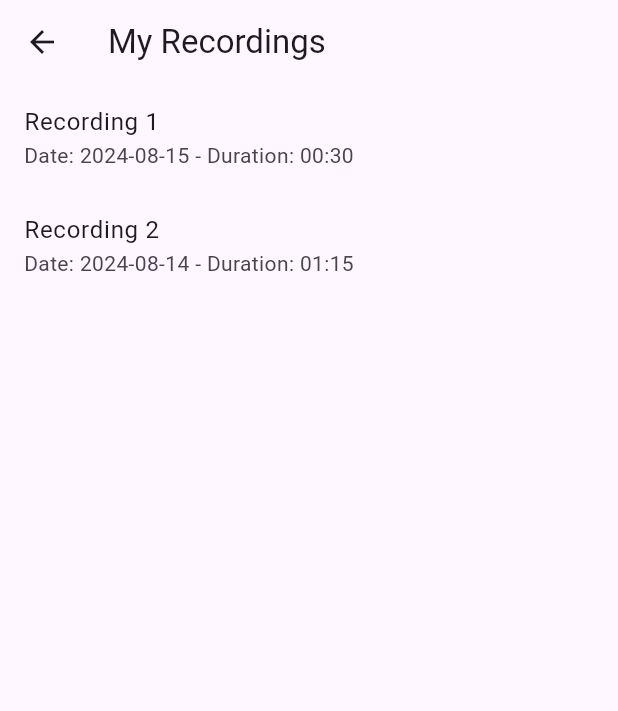
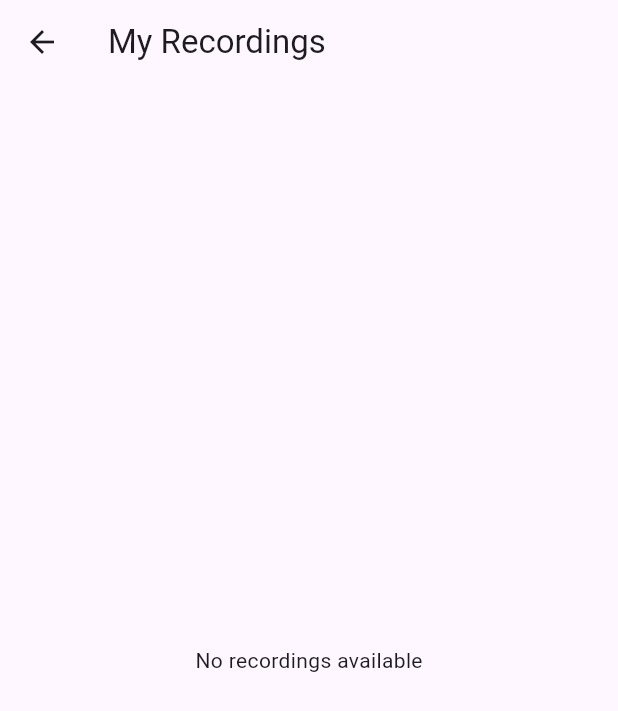
Before and after one commit to kichuman28/koode_v2, a Flutter app: the RecordingsListPage screen opened by its route, on a phone screen of 412 x 824 dp. Shown: the top 711 px of the screen. Run offline on Flutter 3.47's test engine with Material 3 defaults, Android fonts, the light colour scheme and no system bars; our stand-ins replace hive, hive_flutter, just_audio; missing offline and left inert: record; accounts and stored records are empty.

Commit message:
Update: Updated the code to fetch the audio from local storage instead of dummy data

```diff
--- a/lib/recordings_list.dart
+++ b/lib/recordings_list.dart
@@ -1,37 +1,49 @@
 // Created by: Adwaith Jayasankar, Created at: 15-08-2024 22:52
 import 'package:flutter/material.dart';
-// Assume recordedFile data is fetched from local storage
+import 'package:hive/hive.dart';
+import 'package:hive_flutter/adapters.dart';
+import 'models/audio_recording.dart';
+import 'package:just_audio/just_audio.dart';
 
 class RecordingsListPage extends StatelessWidget {
   const RecordingsListPage({super.key});
 
   @override
   Widget build(BuildContext context) {
-    final List<Map<String, String>> recordings = [
-      // Dummy data for the sake of this example
-      {'name': 'Recording 1', 'date': '2024-08-15', 'duration': '00:30'},
-      {'name': 'Recording 2', 'date': '2024-08-14', 'duration': '01:15'},
-      // Real implementation should load actual data from local storage
-    ];
+    final Box<AudioRecording> recordingsBox = Hive.box<AudioRecording>('recordings');
+    final AudioPlayer audioPlayer = AudioPlayer();
 
     return Scaffold(
       appBar: AppBar(
         title: const Text("My Recordings"),
       ),
-      body: ListView.builder(
-        itemCount: recordings.length,
-        itemBuilder: (context, index) {
-          final recording = recordings[index];
-          return ListTile(
-            title: Text(recording['name']!),
-            subtitle: Text("Date: ${recording['date']} - Duration: ${recording['duration']}"),
-            onTap: () {
-              // Implement playback of the selected recording
-              // Playback code goes here.
+      body: _buildRecordingsList(recordingsBox, audioPlayer),
+    );
+  }
+
+  Widget _buildRecordingsList(Box<AudioRecording> recordingsBox, AudioPlayer audioPlayer) {
+    return ValueListenableBuilder(
+      valueListenable: recordingsBox.listenable(),
+      builder: (context, Box<AudioRecording> box, _) {
+        if (box.values.isEmpty) {
+          return const Center(child: Text("No recordings available"));
+        } else {
+          return ListView.builder(
+            itemCount: box.length,
+            itemBuilder: (context, index) {
+              final recording = box.getAt(index);
+              return ListTile(
+                title: Text(recording!.name),
+                subtitle: Text("${recording.date} - ${recording.duration}"),
+                onTap: () async {
+                  await audioPlayer.setFilePath(recording.path);
+                  audioPlayer.play();
+                },
+              );
             },
           );
-        },
-      ),
+        }
+      },
     );
   }
 }
```
